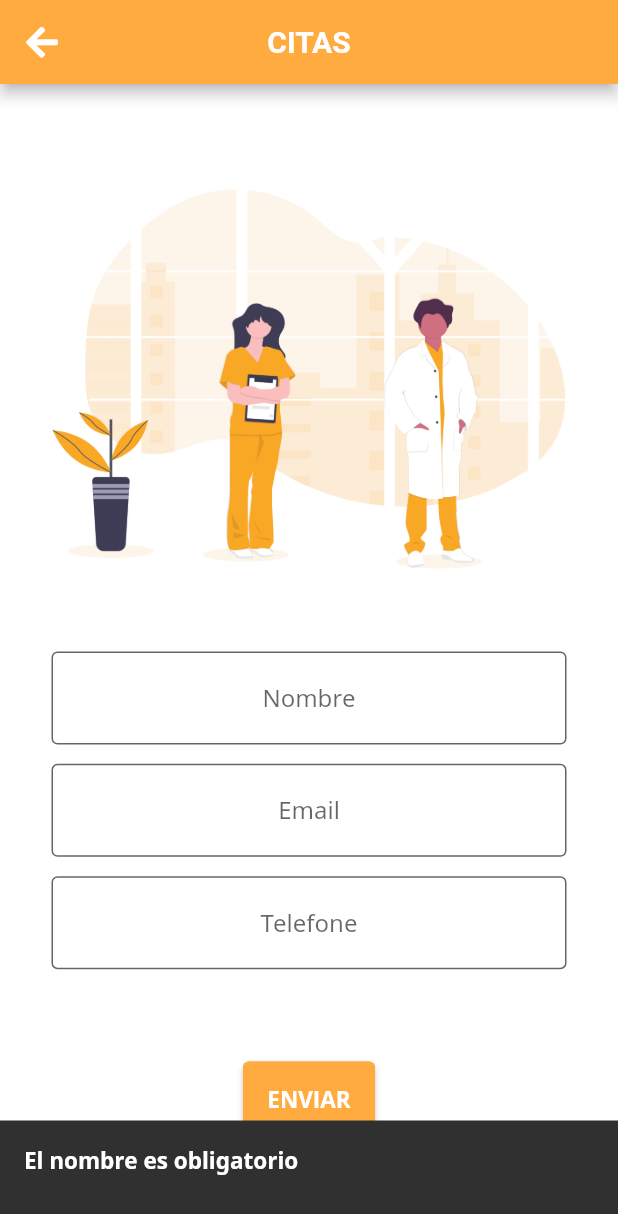
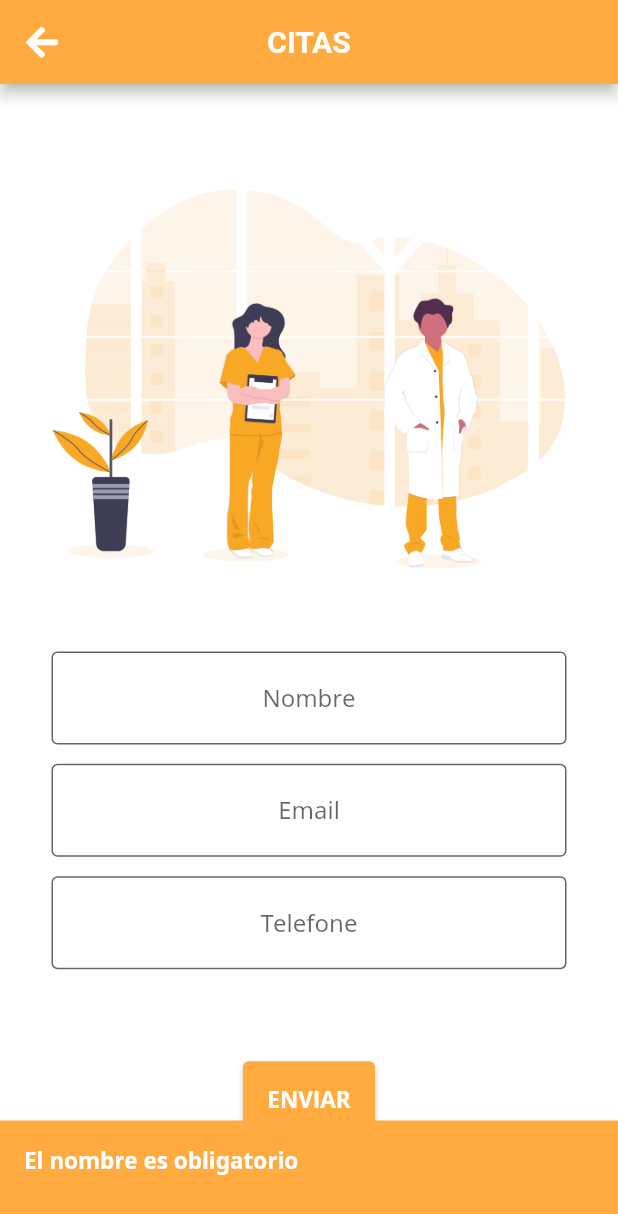
Before and after one commit to Nikola43/babyandmeFlutter, a Flutter app: the AppointmentPage screen opened by its route, after a tap on "ENVIAR", on a phone screen of 412 x 824 dp. Shown: the top 1214 px of the screen. Run offline on Flutter 3.47's test engine with Material 2 defaults, Android fonts, the phone set to English and light mode, and no system bars; drawn by our look-alikes of another_flushbar; our stand-ins replace awesome_dialog, cached_network_image, chewie, date_format, dio, flutter_datetime_picker and 13 more; missing offline and left inert: audioplayer, esys_flutter_share, flutter_phone_direct_caller, maps_launcher, multi_image_picker, onesignal_flutter; accounts and stored records are empty; project files that could hold a hidden picture were left out.

Commit message:
cabmbiado color flush

```diff
--- a/lib/pages/appointment/appointment.dart
+++ b/lib/pages/appointment/appointment.dart
@@ -188,7 +188,21 @@ class _AppointmentPageState extends State<AppointmentPage> {
                                             FocusScope.of(context).requestFocus(
                                                 _nameTextEditingFocusNode);
                                             Flushbar(
+                                              backgroundColor:
+                                                  Colors.orangeAccent,
                                               title: "El nombre es obligatorio",
+                                              message: " ",
+                                              duration: Duration(seconds: 3),
+                                            )..show(context);
+                                          } else if (_emailTextEditingController
+                                                  .value.text.length ==
+                                              0) {
+                                            FocusScope.of(context).requestFocus(
+                                                _phoneTextEditingFocusNode);
+                                            Flushbar(
+                                              backgroundColor:
+                                                  Colors.orangeAccent,
+                                              title: "El email es obligatorio",
                                               message: " ",
                                               duration: Duration(seconds: 3),
                                             )..show(context);
@@ -198,6 +212,8 @@ class _AppointmentPageState extends State<AppointmentPage> {
                                             FocusScope.of(context).requestFocus(
                                                 _phoneTextEditingFocusNode);
                                             Flushbar(
+                                              backgroundColor:
+                                                  Colors.orangeAccent,
                                               title:
                                                   "El telefono es obligatorio",
                                               message: " ",
@@ -205,6 +221,8 @@ class _AppointmentPageState extends State<AppointmentPage> {
                                             )..show(context);
                                           } else {
                                             Flushbar(
+                                              backgroundColor:
+                                                  Colors.orangeAccent,
                                               title:
                                                   "Solicitud enviada correctamente",
                                               message: " ",
--- a/lib/pages/streaming/streaming_page.dart
+++ b/lib/pages/streaming/streaming_page.dart
@@ -72,7 +72,8 @@ class _StreamingCodePageState extends State<StreamingCodePage> {
             child: Column(
               children: <Widget>[
                 SizedBox(height: screenSize.height / 8),
-                Lottie.asset('assets/images/16638-madre-con-su-hijo-mother-and-her-son.json',
+                Lottie.asset(
+                    'assets/images/16638-madre-con-su-hijo-mother-and-her-son.json',
                     width: 250.0),
                 SizedBox(height: screenSize.height / 32),
                 Padding(
@@ -136,6 +137,8 @@ class _StreamingCodePageState extends State<StreamingCodePage> {
                                         else
                                           {
                                             Flushbar(
+                                              backgroundColor:
+                                                  Colors.orangeAccent,
                                               title: "Código no encontrado",
                                               message: " ",
                                               duration: Duration(seconds: 3),
```
